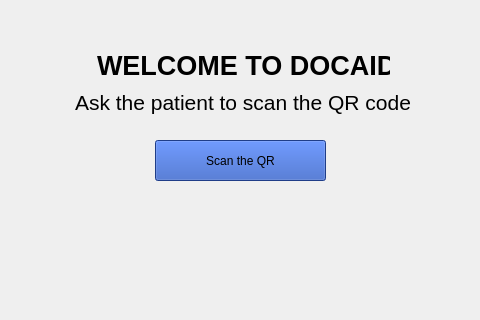
Above: UI/opening.ui from DocAid/Desktop-Doctor before the change; both pictures show x 365 to 845 and y 230 to 550 of the 1211 by 662 pixel window. Below: the same form after it.
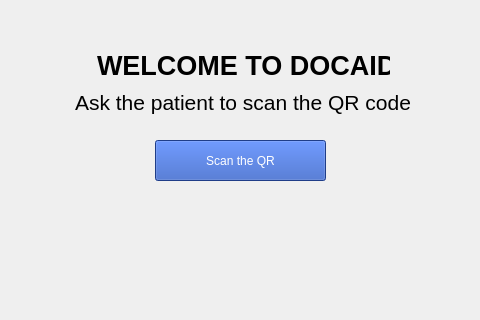
That is the form after the change. Icons and pictures are not drawn.

```diff
--- a/UI/opening.ui
+++ b/UI/opening.ui
@@ -84,7 +84,8 @@
      </rect>
     </property>
     <property name="styleSheet">
-     <string notr="true">background-color:rgb(43, 86, 190)</string>
+     <string notr="true">background-color:rgb(43, 86, 190);
+color:rgb(255, 255, 255)</string>
     </property>
     <property name="text">
      <string>Scan the QR</string>
```
